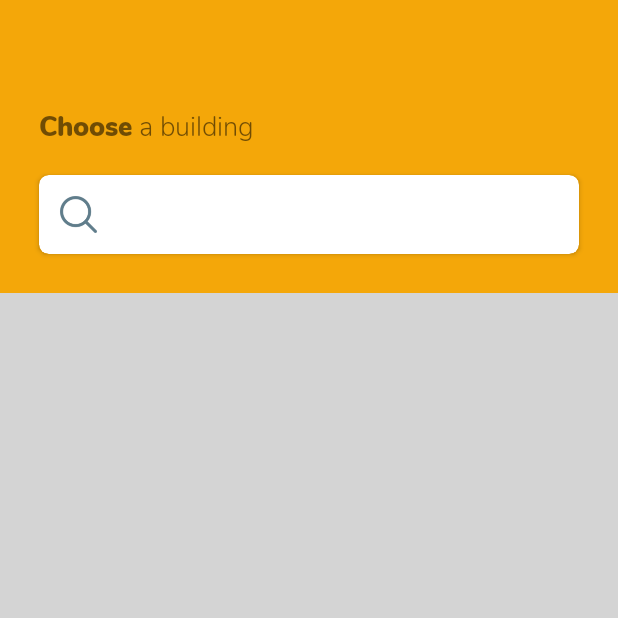
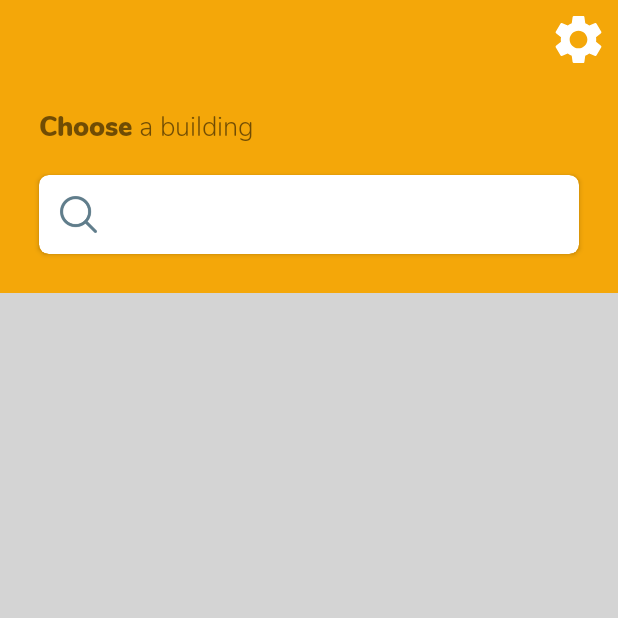
Before and after one commit to tinhpv/indoor-navigation-system-qrcode-augmented-reality, an Android app: the screen it shows after launch (AppActivity), on a phone screen of 412 x 824 dp, the top half of it. Run offline under Robolectric (Android 15) with nearby library versions, the phone set to English and light mode, and no system bars; our stand-ins replace sdp/ssp sizes; libraries missing offline, so code that uses them is left out: com.microsoft; 2 statements that could not run were skipped.

```diff
--- a/Mobile App/Demo4.2/app/src/main/java/fpt/capstone/inqr/repositories/api/ClientApi.java
+++ b/Mobile App/Demo4.2/app/src/main/java/fpt/capstone/inqr/repositories/api/ClientApi.java
@@ -1,9 +1,23 @@
 package fpt.capstone.inqr.repositories.api;
 
+import android.content.Context;
+
+import fpt.capstone.inqr.helper.PreferenceHelper;
 import fpt.capstone.inqr.repositories.appService.AppService;
 
 public class ClientApi extends BaseApi {
+
+    private Context context;
+
+    public ClientApi(Context context) {
+        this.context = context;
+    }
+
     public AppService getAppService() {
-        return this.getService(AppService.class, ConfigApi.BASE_URL);
+        String baseUrl = PreferenceHelper.getString(context, "BASE_URL");
+        if (baseUrl == null) {
+            baseUrl = ConfigApi.BASE_URL;
+        }
+        return this.getService(AppService.class, baseUrl);
     }
 }
--- a/Mobile App/Demo4.2/app/src/main/java/fpt/capstone/inqr/repositories/appService/AppRepositoryImpl.java
+++ b/Mobile App/Demo4.2/app/src/main/java/fpt/capstone/inqr/repositories/appService/AppRepositoryImpl.java
@@ -23,7 +23,7 @@ public class AppRepositoryImpl implements AppRepository {
 
     @Override
     public void getAllLocation(Context context, final CallbackData<Building> callbackData, String buildingId) {
-        ClientApi clientApi = new ClientApi();
+        ClientApi clientApi = new ClientApi(context);
         Call<ResponseBody> serviceCall = clientApi.getAppService().getAllLocation(buildingId);
         serviceCall.enqueue(new Callback<ResponseBody>() {
             @Override
@@ -67,7 +67,7 @@ public class AppRepositoryImpl implements AppRepository {
 
     @Override
     public void getAllBuilding(Context context, CallbackData<List<Company>> callbackData) {
-        ClientApi clientApi = new ClientApi();
+        ClientApi clientApi = new ClientApi(context);
         Call<ResponseBody> serviceCall = clientApi.getAppService().getAllBuilding();
         serviceCall.enqueue(new Callback<ResponseBody>() {
             @Override
--- /dev/null
+++ b/Mobile App/Demo4.2/app/src/main/res/drawable/ic_settings_white_48dp.xml
@@ -0,0 +1,9 @@
+<vector xmlns:android="http://schemas.android.com/apk/res/android"
+    android:width="48dp"
+    android:height="48dp"
+    android:viewportWidth="24"
+    android:viewportHeight="24">
+  <path
+      android:pathData="M19.14,12.94c0.04,-0.3 0.06,-0.61 0.06,-0.94c0,-0.32 -0.02,-0.64 -0.07,-0.94l2.03,-1.58c0.18,-0.14 0.23,-0.41 0.12,-0.61l-1.92,-3.32c-0.12,-0.22 -0.37,-0.29 -0.59,-0.22l-2.39,0.96c-0.5,-0.38 -1.03,-0.7 -1.62,-0.94L14.4,2.81c-0.04,-0.24 -0.24,-0.41 -0.48,-0.41h-3.84c-0.24,0 -0.43,0.17 -0.47,0.41L9.25,5.35C8.66,5.59 8.12,5.92 7.63,6.29L5.24,5.33c-0.22,-0.08 -0.47,0 -0.59,0.22L2.74,8.87C2.62,9.08 2.66,9.34 2.86,9.48l2.03,1.58C4.84,11.36 4.8,11.69 4.8,12s0.02,0.64 0.07,0.94l-2.03,1.58c-0.18,0.14 -0.23,0.41 -0.12,0.61l1.92,3.32c0.12,0.22 0.37,0.29 0.59,0.22l2.39,-0.96c0.5,0.38 1.03,0.7 1.62,0.94l0.36,2.54c0.05,0.24 0.24,0.41 0.48,0.41h3.84c0.24,0 0.44,-0.17 0.47,-0.41l0.36,-2.54c0.59,-0.24 1.13,-0.56 1.62,-0.94l2.39,0.96c0.22,0.08 0.47,0 0.59,-0.22l1.92,-3.32c0.12,-0.22 0.07,-0.47 -0.12,-0.61L19.14,12.94zM12,15.6c-1.98,0 -3.6,-1.62 -3.6,-3.6s1.62,-3.6 3.6,-3.6s3.6,1.62 3.6,3.6S13.98,15.6 12,15.6z"
+      android:fillColor="#ffffff"/>
+</vector>
--- a/Mobile App/Demo4.2/app/src/main/res/layout/fragment_list_building.xml
+++ b/Mobile App/Demo4.2/app/src/main/res/layout/fragment_list_building.xml
@@ -8,21 +8,27 @@
     tools:context="fpt.capstone.inqr.fragment.ListBuildingFragment">
 
     <!-- TODO: Update blank fragment layout -->
-   <ImageView
-       android:id="@+id/imgCheck"
-       android:layout_width="@dimen/_30sdp"
-       android:layout_height="@dimen/_30sdp"
-       android:src="@drawable/ic_check"
-       android:clickable="true"
-       android:focusable="true"
-       android:visibility="gone"
-       />
+
 
    <androidx.constraintlayout.widget.ConstraintLayout
        android:layout_width="match_parent"
        android:layout_height="@dimen/_150sdp"
        android:background="@color/bgBuilding"
        >
+       <ImageView
+           android:id="@+id/imgSetting"
+           android:layout_width="@dimen/_30sdp"
+           android:layout_height="@dimen/_30sdp"
+           android:src="@drawable/ic_settings_white_48dp"
+           android:clickable="true"
+           android:focusable="true"
+           android:visibility="visible"
+
+           app:layout_constraintEnd_toEndOf="parent"
+           app:layout_constraintTop_toTopOf="parent"
+           android:layout_marginTop="@dimen/_5sdp"
+           android:layout_marginEnd="@dimen/_5sdp"
+           />
 
        <TextView
            android:id="@+id/tv1"
```
Also changed, not shown: Mobile App/Demo4.2/app/src/main/java/fpt/capstone/inqr/dialog/WarningDialog.java (+6 -1 lines), Mobile App/Demo4.2/app/src/main/java/fpt/capstone/inqr/fragment/ListBuildingFragment.java (+7 -2 lines), Mobile App/Demo4.2/app/src/main/java/fpt/capstone/inqr/helper/DatabaseHelper.java (+19 -1 lines), Mobile App/Demo4.2/app/src/main/java/fpt/capstone/inqr/helper/PreferenceHelper.java (added, +72 -0 lines), Mobile App/Demo4.2/app/src/main/res/layout/dialog_warning.xml (+19 -2 lines).
